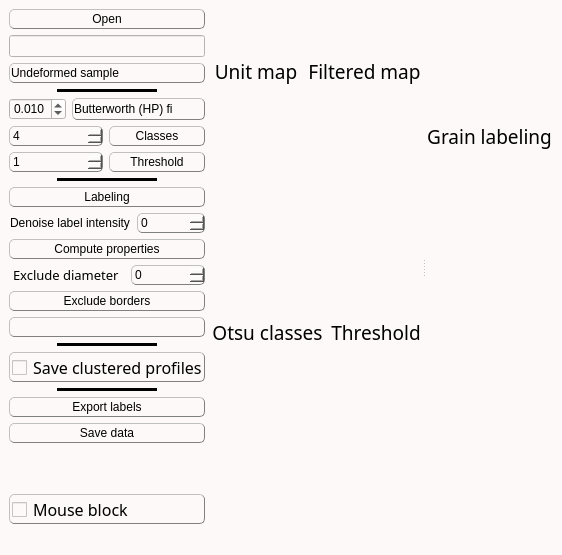
This is inichord/Grain_Treatment.ui in Cyril-Langlois/iniCHORD as Qt 5 draws it before an edit. The edited form follows.
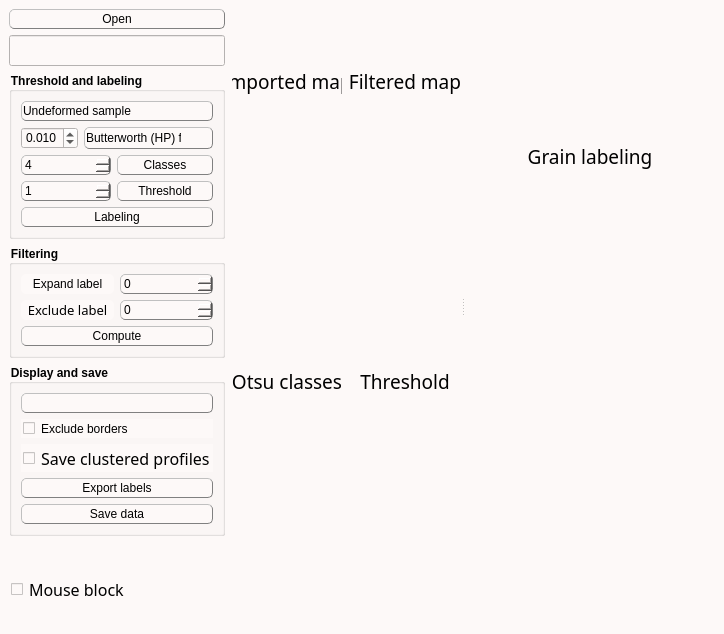
This is the edited form. Icons and pictures are not drawn. Custom widgets are drawn as their Qt base class.

The edit to the form file:
```diff
--- a/inichord/Grain_Treatment.ui
+++ b/inichord/Grain_Treatment.ui
@@ -6,8 +6,8 @@
    <rect>
     <x>0</x>
     <y>0</y>
-    <width>562</width>
-    <height>555</height>
+    <width>714</width>
+    <height>634</height>
    </rect>
   </property>
   <property name="windowTitle">
@@ -30,13 +30,13 @@
 QLabel, QPushButton, QPushButton:hover, QCheckBox, QComboBox, Line, QTextEdit, QSpinBox {color: rgb(0, 0, 0)}
 
 /* style des bordures 1 */
-QLabel, QPushButton, QPushButton:hover, QCheckBox, QComboBox, QSpinBox  {
+QLabel, QPushButton, QPushButton:hover, QComboBox, QSpinBox  {
 	border-style : outset;
 	min-width : 5em;
 }
 
 /* style des bordures 2 */
-QPushButton, QPushButton:hover, QCheckBox, QComboBox, QSpinBox  {
+QPushButton, QPushButton:hover, QComboBox, QSpinBox  {
 	border-radius: 5px;
 	border-width: 1px;
 	border-color: gray;
@@ -46,7 +46,7 @@
 QPushButton, QPushButton:hover, QCheckBox, QProgressBar {font: 12pt &quot;Noto Sans Cond&quot;}
 
 /* Font 2 */
-QComboBox, QTextEdit, QSpinBox {font: 10pt &quot;Noto Sans Cond&quot;}
+QComboBox, QTextEdit, QSpinBox, QLineEdit {font: 10pt &quot;Noto Sans Cond&quot;}
 
 /* Padding 1 */
 QLabel, QComboBox, QComboBox::down-arrow, QSpinBox, QSpinBox::down-arrow, QSpinBox::up-arrow {padding : 1px;}
@@ -56,8 +56,8 @@
 
 /* Gestion taille des QCheckBoxes */
 QCheckBox::indicator:unchecked, QCheckBox::indicator:unchecked:hover, QCheckBox::indicator:checked, QCheckBox::indicator:checked:hover  {
-	width :15px;
-	height : 15px;
+	width :12px;
+	height : 12px;
 }
 
 QLabel {
@@ -156,6 +156,10 @@
     height: 30px;
     margin: -10px 0; /* handle is placed by default on the contents rect of the groove. Expand outside the groove */
     border-radius: 3px;
+}
+
+QGroupBox {
+    font-weight: bold;
 }</string>
   </property>
   <widget class="QWidget" name="centralwidget">
@@ -204,8 +208,23 @@
             <verstretch>0</verstretch>
            </sizepolicy>
           </property>
+          <property name="font">
+           <font>
+            <family>Noto Sans Cond</family>
+            <pointsize>12</pointsize>
+            <weight>50</weight>
+            <italic>false</italic>
+            <bold>false</bold>
+           </font>
+          </property>
          </widget>
         </item>
+        <item>
+         <widget class="QGroupBox" name="groupBox">
+          <property name="title">
+           <string>Threshold and labeling</string>
+          </property>
+          <layout class="QVBoxLayout" name="verticalLayout_11">
         <item>
          <widget class="QComboBox" name="PresetBox">
           <property name="toolTip">
@@ -228,34 +247,6 @@
           </item>
          </widget>
         </item>
-        <item alignment="Qt::AlignHCenter">
-         <widget class="Line" name="line2">
-          <property name="sizePolicy">
-           <sizepolicy hsizetype="Fixed" vsizetype="Fixed">
-            <horstretch>0</horstretch>
-            <verstretch>0</verstretch>
-           </sizepolicy>
-          </property>
-          <property name="minimumSize">
-           <size>
-            <width>100</width>
-            <height>0</height>
-           </size>
-          </property>
-          <property name="frameShadow">
-           <enum>QFrame::Plain</enum>
-          </property>
-          <property name="lineWidth">
-           <number>5</number>
-          </property>
-          <property name="midLineWidth">
-           <number>5</number>
-          </property>
-          <property name="orientation">
-           <enum>Qt::Horizontal</enum>
-          </property>
-         </widget>
-        </item>
         <item>
          <layout class="QHBoxLayout" name="horizontalLayout_3">
           <item>
@@ -338,8 +329,6 @@
          </layout>
         </item>
         <item>
-         <layout class="QVBoxLayout" name="verticalLayout_3">
-          <item>
            <layout class="QHBoxLayout" name="horizontalLayout">
             <item>
              <widget class="QSpinBox" name="ClassBox">
@@ -368,7 +357,7 @@
                <number>2</number>
               </property>
               <property name="maximum">
-               <number>6</number>
+                <number>30</number>
               </property>
               <property name="value">
                <number>4</number>
@@ -409,10 +398,6 @@
             </item>
            </layout>
           </item>
-         </layout>
-        </item>
-        <item>
-         <layout class="QVBoxLayout" name="verticalLayout_4">
           <item>
            <layout class="QHBoxLayout" name="horizontalLayout_2">
             <item>
@@ -442,7 +427,7 @@
                <number>1</number>
               </property>
               <property name="maximum">
-               <number>6</number>
+                <number>30</number>
               </property>
               <property name="value">
                <number>1</number>
@@ -483,38 +468,6 @@
             </item>
            </layout>
           </item>
-         </layout>
-        </item>
-        <item alignment="Qt::AlignHCenter">
-         <widget class="Line" name="line1">
-          <property name="sizePolicy">
-           <sizepolicy hsizetype="Fixed" vsizetype="Fixed">
-            <horstretch>0</horstretch>
-            <verstretch>0</verstretch>
-           </sizepolicy>
-          </property>
-          <property name="minimumSize">
-           <size>
-            <width>100</width>
-            <height>0</height>
-           </size>
-          </property>
-          <property name="frameShadow">
-           <enum>QFrame::Plain</enum>
-          </property>
-          <property name="lineWidth">
-           <number>5</number>
-          </property>
-          <property name="midLineWidth">
-           <number>5</number>
-          </property>
-          <property name="orientation">
-           <enum>Qt::Horizontal</enum>
-          </property>
-         </widget>
-        </item>
-        <item>
-         <layout class="QHBoxLayout" name="horizontalLayout_8">
           <item>
            <widget class="QPushButton" name="ComputeLabels_bttn">
             <property name="sizePolicy">
@@ -548,7 +501,14 @@
            </widget>
           </item>
          </layout>
+         </widget>
         </item>
+        <item>
+         <widget class="QGroupBox" name="groupBox_2">
+          <property name="title">
+           <string>Filtering</string>
+          </property>
+          <layout class="QVBoxLayout" name="verticalLayout_3">
         <item>
          <layout class="QHBoxLayout" name="horizontalLayout_7">
           <item>
@@ -557,7 +517,7 @@
              <string notr="true">font: 10pt &quot;Noto Sans Cond&quot;;</string>
             </property>
             <property name="text">
-             <string>Denoise label intensity</string>
+                <string>Expand label</string>
             </property>
             <property name="alignment">
              <set>Qt::AlignCenter</set>
@@ -576,23 +536,9 @@
           </item>
          </layout>
         </item>
-        <item>
-         <widget class="QPushButton" name="Grainsize_bttn">
-          <property name="toolTip">
-           <string>&lt;html&gt;&lt;head/&gt;&lt;body&gt;&lt;p&gt;ONLY necessary if labels have been denoised.&lt;/p&gt;&lt;/body&gt;&lt;/html&gt;</string>
-          </property>
-          <property name="text">
-           <string>Compute properties</string>
-          </property>
-          <property name="icon">
-           <iconset>
-            <normaloff>TSG_icons/run_icon.png</normaloff>TSG_icons/run_icon.png</iconset>
-          </property>
-         </widget>
-        </item>
         <item>
          <layout class="QHBoxLayout" name="horizontalLayout_4">
-          <item alignment="Qt::AlignHCenter">
+             <item>
            <widget class="QLabel" name="label_filterdiameter">
             <property name="font">
              <font>
@@ -607,7 +553,10 @@
              <string notr="true">font: 10pt &quot;Noto Sans Cond&quot;;</string>
             </property>
             <property name="text">
-             <string>Exclude diameter</string>
+                <string>Exclude label</string>
+               </property>
+               <property name="alignment">
+                <set>Qt::AlignCenter</set>
             </property>
            </widget>
           </item>
@@ -630,9 +579,12 @@
          </layout>
         </item>
         <item>
-         <widget class="QPushButton" name="exclude_border_bttn">
+            <widget class="QPushButton" name="Grainsize_bttn">
+             <property name="toolTip">
+              <string>&lt;html&gt;&lt;head/&gt;&lt;body&gt;&lt;p&gt;Necessary after labeling or denoising&lt;/p&gt;&lt;/body&gt;&lt;/html&gt;</string>
+             </property>
           <property name="text">
-           <string>Exclude borders</string>
+              <string>Compute</string>
           </property>
           <property name="icon">
            <iconset>
@@ -640,6 +592,15 @@
           </property>
          </widget>
         </item>
+          </layout>
+         </widget>
+        </item>
+        <item>
+         <widget class="QGroupBox" name="groupBox_3">
+          <property name="title">
+           <string>Display and save</string>
+          </property>
+          <layout class="QVBoxLayout" name="verticalLayout_12">
         <item>
          <widget class="QComboBox" name="ChoiceBox">
           <property name="sizePolicy">
@@ -665,31 +626,10 @@
           </property>
          </widget>
         </item>
-        <item alignment="Qt::AlignHCenter">
-         <widget class="Line" name="line">
-          <property name="sizePolicy">
-           <sizepolicy hsizetype="Fixed" vsizetype="Fixed">
-            <horstretch>0</horstretch>
-            <verstretch>0</verstretch>
-           </sizepolicy>
-          </property>
-          <property name="minimumSize">
-           <size>
-            <width>100</width>
-            <height>0</height>
-           </size>
-          </property>
-          <property name="frameShadow">
-           <enum>QFrame::Plain</enum>
-          </property>
-          <property name="lineWidth">
-           <number>5</number>
-          </property>
-          <property name="midLineWidth">
-           <number>5</number>
-          </property>
-          <property name="orientation">
-           <enum>Qt::Horizontal</enum>
+           <item>
+            <widget class="QCheckBox" name="exclude_border_box">
+             <property name="text">
+              <string>Exclude borders</string>
           </property>
          </widget>
         </item>
@@ -703,7 +643,7 @@
           </property>
           <property name="minimumSize">
            <size>
-            <width>96</width>
+               <width>0</width>
             <height>0</height>
            </size>
           </property>
@@ -724,36 +664,6 @@
           </property>
          </widget>
         </item>
-        <item alignment="Qt::AlignHCenter">
-         <widget class="Line" name="line1_2">
-          <property name="sizePolicy">
-           <sizepolicy hsizetype="Fixed" vsizetype="Fixed">
-            <horstretch>0</horstretch>
-            <verstretch>0</verstretch>
-           </sizepolicy>
-          </property>
-          <property name="minimumSize">
-           <size>
-            <width>100</width>
-            <height>0</height>
-           </size>
-          </property>
-          <property name="frameShadow">
-           <enum>QFrame::Plain</enum>
-          </property>
-          <property name="lineWidth">
-           <number>5</number>
-          </property>
-          <property name="midLineWidth">
-           <number>5</number>
-          </property>
-          <property name="orientation">
-           <enum>Qt::Horizontal</enum>
-          </property>
-         </widget>
-        </item>
-        <item>
-         <layout class="QVBoxLayout" name="verticalLayout_9">
           <item>
            <widget class="QPushButton" name="Push_validate">
             <property name="toolTip">
@@ -782,6 +692,11 @@
             </property>
            </widget>
           </item>
+          </layout>
+         </widget>
+        </item>
+        <item>
+         <layout class="QVBoxLayout" name="verticalLayout_9">
           <item>
            <spacer name="verticalSpacer">
             <property name="orientation">
@@ -807,7 +722,7 @@
           </property>
           <property name="minimumSize">
            <size>
-            <width>96</width>
+            <width>0</width>
             <height>0</height>
            </size>
           </property>
@@ -849,6 +764,12 @@
                   <verstretch>0</verstretch>
                  </sizepolicy>
                 </property>
+                <property name="minimumSize">
+                 <size>
+                  <width>112</width>
+                  <height>0</height>
+                 </size>
+                </property>
                 <property name="palette">
                  <palette>
                   <active>
@@ -1040,7 +961,7 @@
                  <number>0</number>
                 </property>
                 <property name="text">
-                 <string>Unit map</string>
+                 <string>Imported map</string>
                 </property>
                 <property name="scaledContents">
                  <bool>false</bool>
@@ -1072,6 +993,12 @@
                   <verstretch>0</verstretch>
                  </sizepolicy>
                 </property>
+                <property name="minimumSize">
+                 <size>
+                  <width>112</width>
+                  <height>0</height>
+                 </size>
+                </property>
                 <property name="palette">
                  <palette>
                   <active>
@@ -1299,6 +1226,12 @@
                   <verstretch>0</verstretch>
                  </sizepolicy>
                 </property>
+                <property name="minimumSize">
+                 <size>
+                  <width>112</width>
+                  <height>0</height>
+                 </size>
+                </property>
                 <property name="palette">
                  <palette>
                   <active>
@@ -1522,6 +1455,12 @@
                   <verstretch>0</verstretch>
                  </sizepolicy>
                 </property>
+                <property name="minimumSize">
+                 <size>
+                  <width>112</width>
+                  <height>0</height>
+                 </size>
+                </property>
                 <property name="palette">
                  <palette>
                   <active>
@@ -1749,6 +1688,12 @@
               <verstretch>0</verstretch>
              </sizepolicy>
             </property>
+            <property name="minimumSize">
+             <size>
+              <width>112</width>
+              <height>0</height>
+             </size>
+            </property>
             <property name="palette">
              <palette>
               <active>
@@ -1958,6 +1903,12 @@
               <verstretch>0</verstretch>
              </sizepolicy>
             </property>
+            <property name="minimumSize">
+             <size>
+              <width>250</width>
+              <height>0</height>
+             </size>
+            </property>
            </widget>
           </item>
          </layout>
```
Left out of the diff: 10 changed lines with no effect on the pictures. Lines whose indentation alone changed are shown as unchanged.
